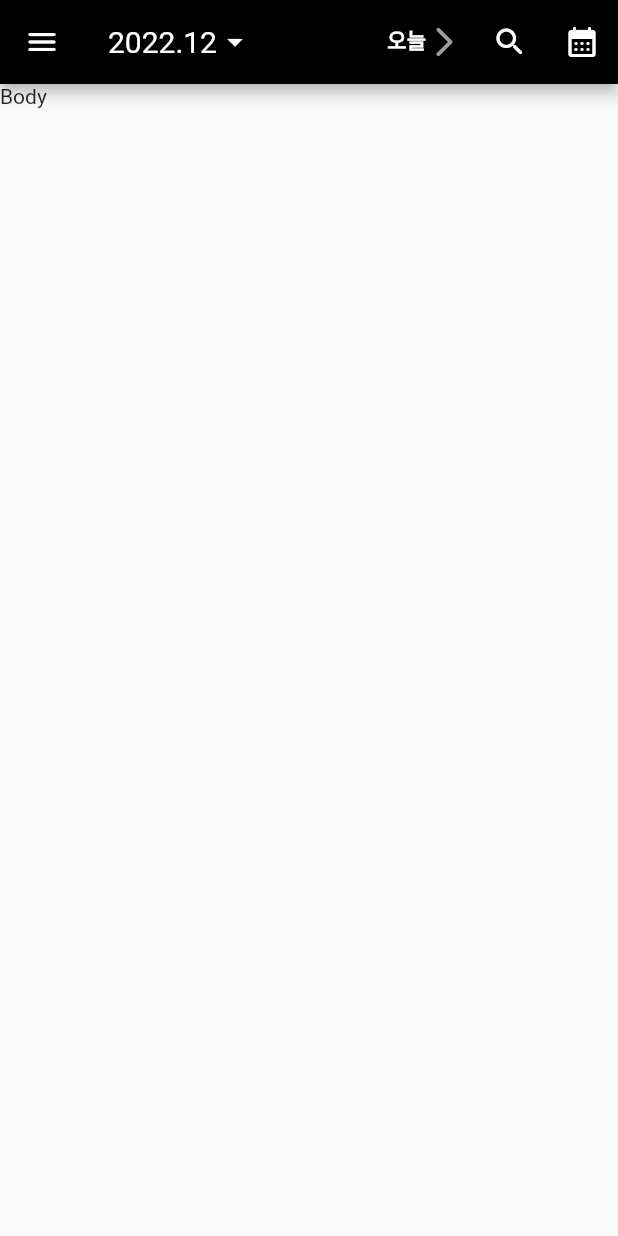
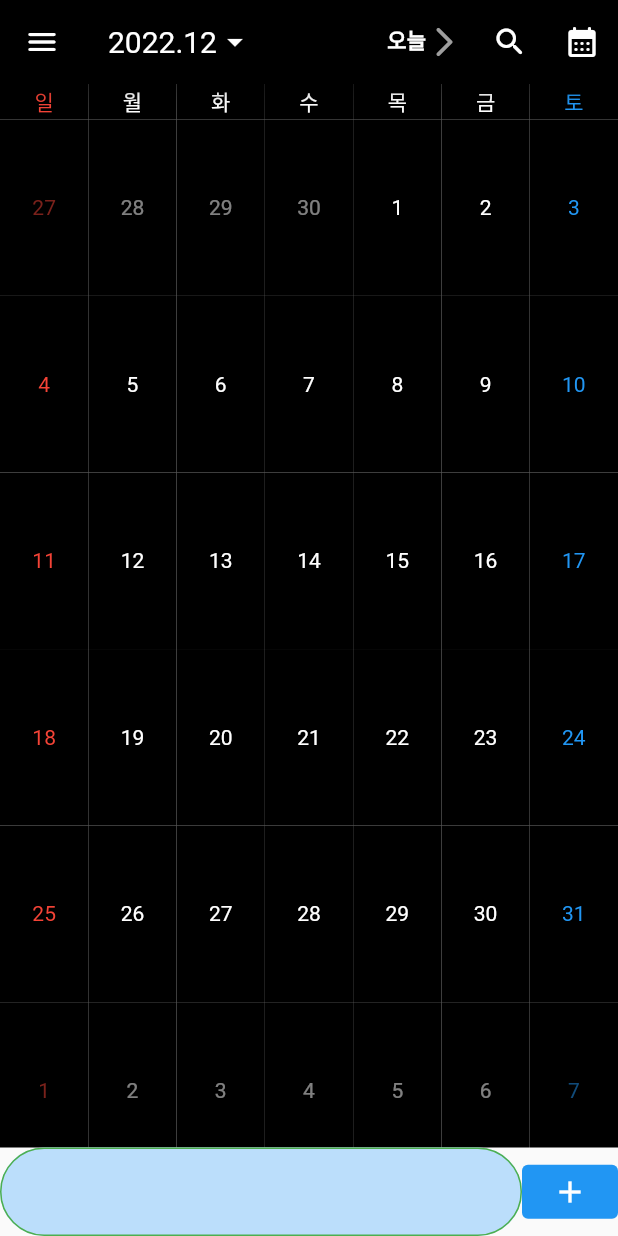
Before and after one commit to pensieve92/codesign.me.flutter, a Flutter app: the screen it shows after launch, on a phone screen of 412 x 824 dp. Run offline on Flutter 3.47's test engine with Material 2 defaults, Android fonts, the phone set to English and light mode, and no system bars.

Commit message:
Add create Calendar

```diff
--- a/lib/pages/calendar/CalendarPage.dart
+++ b/lib/pages/calendar/CalendarPage.dart
@@ -1,7 +1,12 @@
 import 'package:flutter/material.dart';
+import 'package:me/services/calendar/model/Day.dart';
+import 'package:me/services/calendar/model/Weekday.dart';
 import 'package:provider/provider.dart';
+import 'package:flutter/rendering.dart'; // 스크롤 다룰때 유용
 
 import '../../stores/CalendarStore.dart';
+
+
 
 class CalendarPage extends StatefulWidget {
   const CalendarPage({Key? key}) : super(key: key);
@@ -10,17 +15,124 @@ class CalendarPage extends StatefulWidget {
   State<CalendarPage> createState() => _CalendarPageState();
 }
 
+
 class _CalendarPageState extends State<CalendarPage> {
+  var gridCellRatio = 1/2; // 가로 제로 비율
+  final ScrollController _scrollController = ScrollController();
 
   @override
   Widget build(BuildContext context) {
     return Scaffold(
-      appBar: CalendarAppBar(context),
-      body: Text('Body'), // TODO Calendar 만들기
+      appBar: baseCalendarAppBar(context),
+      body: baseCalendarBody(context),
+      bottomSheet: baseCalendarBottomSheet(context),
     );
   }
 
-  AppBar CalendarAppBar(BuildContext context) {
+  /**
+   * 캘린더 - 하단 검색바
+   */
+  Row baseCalendarBottomSheet(BuildContext context) {
+    return Row(
+      children: [
+        Flexible(
+            child: TextField(
+              // TODO
+              // 커서가 올라가면 borderRadius가 적용이 안된다.
+              // 커서올라같을때 시타일 지정하는게 있는지 찾아보기
+                decoration: InputDecoration(
+                    filled: true,
+                    fillColor: Colors.blue.shade100,
+                    enabledBorder: OutlineInputBorder(
+                        borderRadius: BorderRadius.circular(30),
+                        borderSide: BorderSide(
+                          color: Colors.green,
+                          width: 1.0,
+                        )
+                    )))),
+        ElevatedButton(
+          style: ElevatedButton.styleFrom(
+            foregroundColor:
+                Theme.of(context).colorScheme.onSecondaryContainer,
+            backgroundColor: Theme.of(context).colorScheme.secondaryContainer,
+          ).copyWith(elevation: ButtonStyleButton.allOrNull(0.0)),
+          onPressed: () {},
+          child: Icon(Icons.add),
+        ),
+      ],
+    );
+  }
+
+  CustomScrollView baseCalendarBody(BuildContext context) {
+    var days = context.watch<CalendarStore>().selectedMonthCalendar;
+
+
+    return CustomScrollView(
+      // controller: _scrollController,
+      scrollDirection: Axis.vertical,
+      slivers: <Widget>[
+        SliverGrid(
+          gridDelegate:
+          SliverGridDelegateWithFixedCrossAxisCount(
+            crossAxisCount: 7, // 1개의 행에 보여줄 item개수
+            childAspectRatio: 2.5/1, // item의 가로세로비율 가로/세로 // 이거를 스크롤 될때 줄이거나 늘리거나 해야됨! //
+          ),
+          delegate: SliverChildBuilderDelegate(
+                (BuildContext context, int index) {
+              return
+                Container(
+                  height: 100,
+                  alignment: Alignment.center,
+                  color: Colors.black,
+                  child: Text(getWeekdays()[index].name, style: TextStyle(color:getWeekdays()[index].color)),
+                );
+            },
+            childCount: 7,
+          ),
+        ),
+        SliverGrid( // 달력 헤더 그리드
+
+          gridDelegate:
+          SliverGridDelegateWithFixedCrossAxisCount(
+            crossAxisCount: 7, // 1개의 행에 보여줄 item개수
+            childAspectRatio: gridCellRatio ?? 1/2, // item의 가로세로비율 가로1: 세로2 // 이거를 스크롤 될때 줄이거나 늘리거나 해야됨! //
+          ),
+          delegate: SliverChildBuilderDelegate(
+            (BuildContext context, int index) {
+              return
+
+                Container(
+                alignment: Alignment.center,
+                color: Colors.black,
+                child: Opacity(
+                  opacity: days[index].isCurMonth ? 1.0 : 0.5,
+                  child: Text((days[index]).day.toString(), style: TextStyle(color: (days[index]).weekday.color),
+                  ),
+                ),
+              );
+            },
+            childCount: 42,
+          ),
+        ),
+
+        // SliverFixedExtentList(delegate: SliverChildBuilderDelegate((BuildContext context, int index){
+        //   return ListTile(title: Text('List Item'));
+        // }), itemExtent: 10.0),
+
+        // bottomSheet 높이만큼 height를 지정해주자
+        SliverToBoxAdapter(
+          child: Container(
+            height: 48.0,
+          ),
+        ),
+      ],
+    );
+  }
+
+  /**
+   * 캘린더 - 상단 AppBar
+   */
+  AppBar baseCalendarAppBar(BuildContext context) {
     return AppBar(
       leading: IconButton(
         onPressed: () {
@@ -29,27 +141,36 @@ class _CalendarPageState extends State<CalendarPage> {
         icon: Icon(Icons.menu_rounded),
       ),
       title: ElevatedButton(
-        onPressed: (){
+        onPressed: () {
           print('show modal');
         },
         style: ElevatedButton.styleFrom(
-          fixedSize: Size(130, 45),
+          fixedSize: Size(100, 45),
           backgroundColor: Colors.black,
           textStyle: TextStyle(fontSize: 20),
           padding: EdgeInsets.only(left: 0),
         ),
         child: Row(
-          children: [Text(context.watch<CalendarStore>().selectedYearMonth), Icon(Icons.arrow_drop_down)],
+          children: [
+            Text(context.watch<CalendarStore>().selectedYearMonth),
+            Icon(Icons.arrow_drop_down)
+          ],
         ),
       ),
       actions: [
         TextButton(
-            child: Row(
-                crossAxisAlignment: CrossAxisAlignment.start,
-                children: const [
-                  Text('오늘',style: TextStyle(color: Colors.white, fontWeight: FontWeight.bold)),
-                  Icon(Icons.arrow_forward_ios_rounded, color: Colors.grey, )]),
-            onPressed: () => context.read<CalendarStore>().setToday(),
+          child: Row(
+              crossAxisAlignment: CrossAxisAlignment.start,
+              children: const [
+                Text('오늘',
+                    style: TextStyle(
+                        color: Colors.white, fontWeight: FontWeight.bold)),
+                Icon(
+                  Icons.arrow_forward_ios_rounded,
+                  color: Colors.grey,
+                )
+              ]),
+          onPressed: () => context.read<CalendarStore>().setToday(),
         ),
         IconButton(
           onPressed: () {
--- /dev/null
+++ b/lib/services/calendar/model/Day.dart
@@ -0,0 +1,20 @@
+import 'package:flutter/material.dart';
+import 'package:me/services/calendar/model/Weekday.dart';
+
+class Day {
+  late DateTime dateTime; // defualt 값
+  late int year;// 년
+  late int month; // 월
+  late int day; // 일
+  late Weekday weekday; // 요일
+  late bool isCurMonth; // 현재월여부
+
+  Day(DateTime dateTime): dateTime = DateTime.now() {
+    this.dateTime = dateTime;
+    this.year = dateTime.year;
+    this.month = dateTime.month;
+    this.day = dateTime.day;
+    this.weekday = Weekday(dateTime.weekday);
+    this.isCurMonth = DateTime.now().month == dateTime.month;
+  }
+}
--- /dev/null
+++ b/lib/services/calendar/model/WeekDayMap.dart
@@ -0,0 +1,33 @@
+import 'package:flutter/material.dart';
+
+const weekdayMap =
+{
+  1: {
+    'name': {'en': 'mon', 'ko': '월'},
+    'color': Colors.white,
+  },
+  2: {
+    'name': {'en': 'tues', 'ko': '화'},
+    'color': Colors.white,
+  },
+  3: {
+    'name': {'en': 'wednes', 'ko': '수'},
+    'color': Colors.white,
+  },
+  4: {
+    'name': {'en': 'thurs', 'ko': '목'},
+    'color': Colors.white,
+  },
+  5: {
+    'name': {'en': 'fri', 'ko': '금'},
+    'color': Colors.white,
+  },
+  6: {
+    'name': {'en': 'satur', 'ko': '토'},
+    'color': Colors.blue,
+  },
+  7: {
+    'name': {'en': 'sunday', 'ko': '일'},
+    'color': Colors.red,
+  },
+};
--- /dev/null
+++ b/lib/services/calendar/model/Weekday.dart
@@ -0,0 +1,31 @@
+import 'package:flutter/material.dart';
+import 'package:me/services/calendar/model/WeekDayMap.dart';
+
+class Weekday {
+  int value = 1;      // 1 ~ 7 : 월 ~ 일
+  String name = '월'; // 월 ~ 일
+  Color color = Colors.white;
+
+
+  Weekday(int value) {
+    this.value = value;
+    this.name  = (weekdayMap[value]!['name'] as Map)['ko'];
+    this.color =  weekdayMap[value]!['color'] as Color;
+  } // Color
+}
+
+
+/**
+ * 달력 요일 헤더
+ */
+List<Weekday> getWeekdays() {
+  return [
+            Weekday(7), // 일요일
+            Weekday(1), // 월요일
+            Weekday(2), // 화요일
+            Weekday(3), // 수요일
+            Weekday(4), // 목요일
+            Weekday(5), // 금요일
+            Weekday(6), // 토요일
+        ];
+}
--- a/lib/stores/CalendarStore.dart
+++ b/lib/stores/CalendarStore.dart
@@ -1,12 +1,19 @@
 import 'package:flutter/material.dart';
+import 'package:me/services/calendar/model/Weekday.dart';
+
+import '../services/calendar/model/Day.dart';
 
 class CalendarStore extends ChangeNotifier {
-  var selectedYearMonth;
+  String selectedYearMonth;
+  List<Day> selectedMonthCalendar;
 
   //현재 연월로 초기화
-  CalendarStore(): selectedYearMonth = [DateTime.now().year, DateTime.now().month].join('.') ;
+  CalendarStore(): selectedYearMonth = '', selectedMonthCalendar =[] {
+    this.selectedYearMonth = [DateTime.now().year, DateTime.now().month].join('.');
+    this.selectedMonthCalendar = makeCalendar(DateTime.now().year, DateTime.now().month);
+  }
 
-  setYearMonth(String? value) {
+  setYearMonth(String value) {
     selectedYearMonth = value;
     notifyListeners();
   }
@@ -17,29 +24,32 @@ class CalendarStore extends ChangeNotifier {
   }
 
   setDay(int year, int month, int day){
+    // AppBar 상단에 선택된 년월
     selectedYearMonth = [year, month].join('.');
-    String weekday = getWeekday(year, month, day, null);
+
+    // 달력 만들기
+    makeCalendar(year, month);
+
+    // 상태값 감시
     notifyListeners();
-
-    print('setDay $selectedYearMonth$day : $weekday');
   }
 
+  List<Day> makeCalendar(int year, int month){
+    List<Day> calendar = [];
+    DateTime firstDay = DateTime(year, month, 1);
+    int startWeekDay = firstDay.weekday;
 
-  /**
-   * 요일 조회
-   */
-  getWeekday(int year, int month, int day, String? language){
-    return weekday[DateTime(year, month, day).weekday]![language ?? 'ko'] ?? 'Error';
+    for(var day=0; day < 42; day++){
+      // 첫번째주이고, 시작하는 요일이 startWeekDay인가?
+      if(day < 7 && startWeekDay == day){
+        calendar.add(Day(firstDay));
+      }else{
+        DateTime anotherDay = DateTime(year, month, 1).add(Duration(days: day - startWeekDay));
+        calendar.add(Day(anotherDay));
+      }
+    }
+
+    return calendar;
   }
 
 }
-
-const weekday = {
-  1: {'en': 'monday', 'ko': '월요일'},
-  2: {'en': 'tuesday', 'ko': '화요일'},
-  3: {'en': 'wednesday', 'ko': '수일'},
-  4: {'en': 'thursday', 'ko': '목요일'},
-  5: {'en': 'friday', 'ko': '금요일'},
-  6: {'en': 'saturday', 'ko': '토요일'},
-  7: {'en': 'sunday', 'ko': '월요일'},
-};
```
